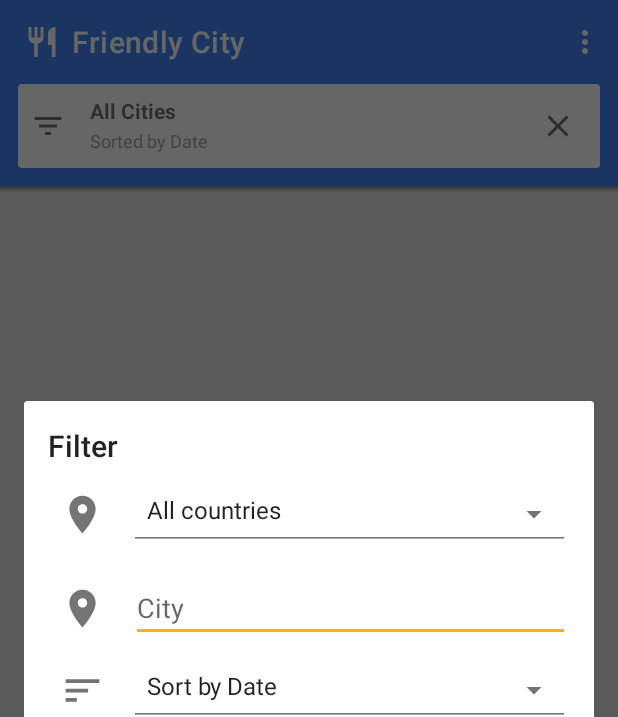
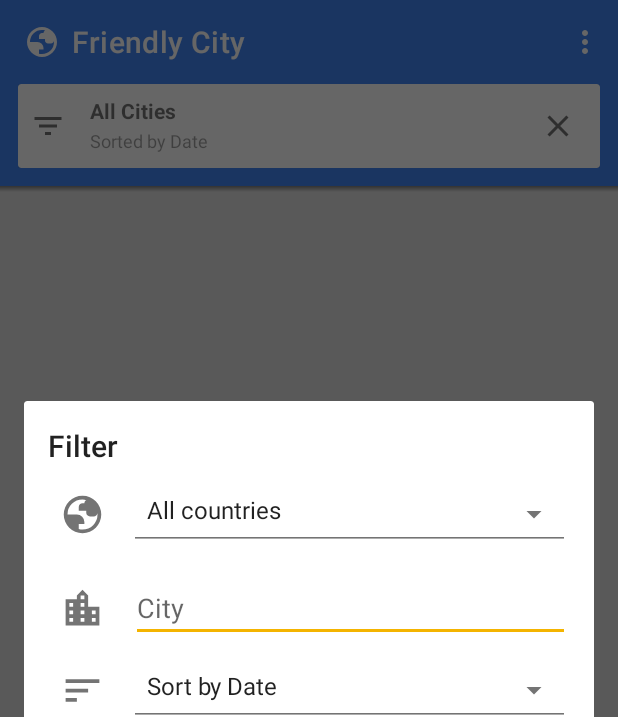
Before and after one commit to jkszan/firestore-city-reviewer, an Android app: the MainActivity screen opened directly, with no data from a screen before it, after a tap on "All Cities", on a phone screen of 412 x 824 dp. Shown: the top 717 px of the screen. Run offline under Robolectric (Android 15) with nearby library versions, the phone set to English and light mode, and no system bars; our stand-ins replace Firebase (no records; nobody signed in at launch, a user with empty details on screens opened directly); libraries missing offline, so code that uses them is left out: com.firebase.ui; pictures from the network do not load; 1 statement that could not run was skipped.

Commit message:
- Small UI Updates

```diff
--- a/app/build.gradle.kts
+++ b/app/build.gradle.kts
@@ -67,7 +67,7 @@ dependencies {
 
     // Google Play services
     // Pinned to 20.7.0 as a workaround for issue https://github.com/firebase/quickstart-android/issues/1647
-    implementation("com.google.android.gms:play-services-auth:20.5.0")
+    implementation("com.google.android.gms:play-services-auth:20.7.0")
 
     // FirebaseUI (for authentication)
     implementation("com.firebaseui:firebase-ui-auth:8.0.2")
--- /dev/null
+++ b/app/src/main/res/drawable/city_24px.xml
@@ -0,0 +1,4 @@
+<?xml version="1.0" encoding="utf-8"?>
+<vector xmlns:android="http://schemas.android.com/apk/res/android" android:width="24dp" android:height="24dp" android:viewportWidth="960" android:viewportHeight="960">
+    <path android:fillColor="@android:color/white" android:pathData="M120,840L120,280L360,280L360,200L480,80L600,200L600,440L840,440L840,840L120,840ZM200,760L280,760L280,680L200,680L200,760ZM200,600L280,600L280,520L200,520L200,600ZM200,440L280,440L280,360L200,360L200,440ZM440,760L520,760L520,680L440,680L440,760ZM440,600L520,600L520,520L440,520L440,600ZM440,440L520,440L520,360L440,360L440,440ZM440,280L520,280L520,200L440,200L440,280ZM680,760L760,760L760,680L680,680L680,760ZM680,600L760,600L760,520L680,520L680,600Z"/>
+</vector>
--- /dev/null
+++ b/app/src/main/res/drawable/globe_24px.xml
@@ -0,0 +1,4 @@
+<?xml version="1.0" encoding="utf-8"?>
+<vector xmlns:android="http://schemas.android.com/apk/res/android" android:width="24dp" android:height="24dp" android:viewportWidth="960" android:viewportHeight="960">
+    <path android:fillColor="@android:color/white" android:pathData="M480,880Q397,880 324,848.5Q251,817 197,763Q143,709 111.5,636Q80,563 80,480Q80,397 111.5,324Q143,251 197,197Q251,143 324,111.5Q397,80 480,80Q563,80 636,111.5Q709,143 763,197Q817,251 848.5,324Q880,397 880,480Q880,563 848.5,636Q817,709 763,763Q709,817 636,848.5Q563,880 480,880ZM480,800Q614,800 707,707Q800,614 800,480Q800,473 799.5,465.5Q799,458 799,453Q794,482 772,501Q750,520 720,520L640,520Q607,520 583.5,496.5Q560,473 560,440L560,400L400,400L400,320Q400,287 423.5,263.5Q447,240 480,240L520,240L520,240Q520,217 532.5,199.5Q545,182 563,171Q543,166 522.5,163Q502,160 480,160Q346,160 253,253Q160,346 160,480Q160,480 160,480Q160,480 160,480L360,480Q426,480 473,527Q520,574 520,640L520,680L400,680L400,790Q420,795 439.5,797.5Q459,800 480,800Z"/>
+</vector>
--- a/app/src/main/res/layout/activity_main.xml
+++ b/app/src/main/res/layout/activity_main.xml
@@ -16,7 +16,7 @@
         app:layout_constraintEnd_toEndOf="parent"
         app:layout_constraintStart_toStartOf="parent"
         app:layout_constraintTop_toTopOf="parent"
-        app:logo="@drawable/ic_restaurant_white_24px"
+        app:logo="@drawable/globe_24px"
         app:popupTheme="@style/Theme.AppCompat.Light.DarkActionBar"
         app:title="@string/app_name"
         app:titleMarginStart="24dp"
--- a/app/src/main/res/layout/dialog_city_rating.xml
+++ b/app/src/main/res/layout/dialog_city_rating.xml
@@ -114,6 +114,7 @@
         android:id="@+id/cityReviewText"
         android:layout_width="0dp"
         android:layout_height="wrap_content"
+        android:maxHeight="100dp"
         android:layout_marginTop="16dp"
         android:layout_marginBottom="16dp"
         android:ems="10"
--- a/app/src/main/res/layout/dialog_filters.xml
+++ b/app/src/main/res/layout/dialog_filters.xml
@@ -26,7 +26,7 @@
         app:layout_constraintEnd_toStartOf="@+id/spinnerCountry"
         app:layout_constraintStart_toStartOf="parent"
         app:layout_constraintTop_toTopOf="@+id/spinnerCountry"
-        app:srcCompat="@drawable/ic_place_white_24px"
+        app:srcCompat="@drawable/globe_24px"
         app:tint="@color/greySecondary" />
 
     <Spinner
@@ -52,7 +52,7 @@
         app:layout_constraintEnd_toStartOf="@+id/CityFilterText"
         app:layout_constraintStart_toStartOf="@+id/icon_country"
         app:layout_constraintTop_toTopOf="@+id/CityFilterText"
-        app:srcCompat="@drawable/ic_place_white_24px"
+        app:srcCompat="@drawable/city_24px"
         app:tint="@color/greySecondary" />
 
     <!-- Price -->
--- a/app/src/main/res/layout/fragment_city_review.xml
+++ b/app/src/main/res/layout/fragment_city_review.xml
@@ -123,10 +123,11 @@
         android:id="@+id/cityReviewDescription"
         android:layout_width="0dp"
         android:layout_height="wrap_content"
+        android:maxHeight="150dp"
         android:layout_marginStart="16dp"
         android:layout_marginTop="16dp"
         android:layout_marginEnd="16dp"
-        android:text="Sample Description Text"
+        tools:text="Sample Description Text"
         android:textColor="@color/greyPrimary"
         android:textSize="20sp"
         app:layout_constraintEnd_toEndOf="parent"
--- a/app/src/main/res/values/strings.xml
+++ b/app/src/main/res/values/strings.xml
@@ -38,6 +38,7 @@
     <string name="message_unknown">Unknown error.</string>
     <string name="option_retry">Retry</string>
     <string name="option_exit">Exit</string>
+    <string name="default_web_client_id" translatable="false">webClientId.apps.googleusercontent.com</string>
 
 
     <string-array name="countries">
```
Also changed, not shown: app/src/main/java/com/google/firebase/sample/cityreviewer/java/CityReviewFragment.java (+13 -1 lines).
